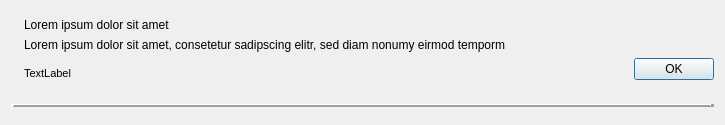
This is src/gui/notificationwidget.ui in nextcloud/desktop as Qt 5 draws it before an edit. The edited form follows.
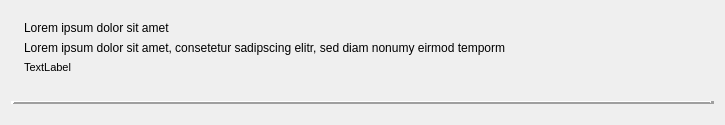
This is the edited form. Icons and pictures are not drawn.

Commit message: Notifications: Remove do-nothing "OK" button #7355

```diff
--- a/src/gui/notificationwidget.ui
+++ b/src/gui/notificationwidget.ui
@@ -94,11 +94,7 @@
         </widget>
        </item>
        <item>
-        <widget class="QDialogButtonBox" name="_buttonBox">
-         <property name="standardButtons">
-          <set>QDialogButtonBox::Ok</set>
-         </property>
-        </widget>
+        <widget class="QDialogButtonBox" name="_buttonBox"/>
        </item>
       </layout>
      </item>
```
